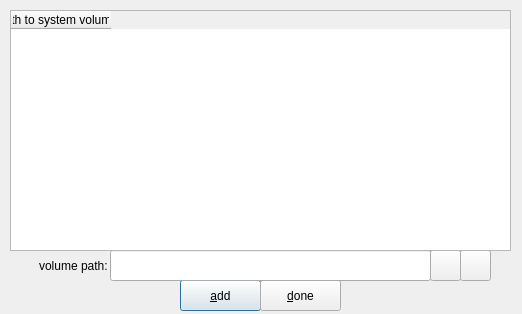
mhogomchungu/zuluCrypt, file zuluCrypt-gui/managesystemvolumes.ui: the form before one commit.
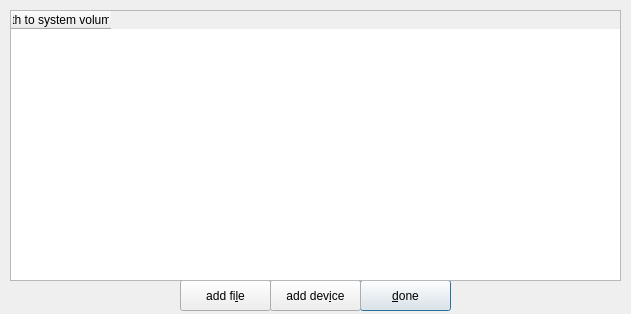
The form after the commit.

Diff of the .ui file:
```diff
--- a/zuluCrypt-gui/managesystemvolumes.ui
+++ b/zuluCrypt-gui/managesystemvolumes.ui
@@ -9,32 +9,19 @@
    <rect>
     <x>0</x>
     <y>0</y>
-    <width>522</width>
+    <width>631</width>
     <height>314</height>
    </rect>
   </property>
   <property name="windowTitle">
    <string>manage system volumes</string>
   </property>
-  <widget class="QPushButton" name="pbAdd">
-   <property name="geometry">
-    <rect>
-     <x>180</x>
-     <y>280</y>
-     <width>81</width>
-     <height>31</height>
-    </rect>
-   </property>
-   <property name="text">
-    <string>&amp;add</string>
-   </property>
-  </widget>
   <widget class="QPushButton" name="pbDone">
    <property name="geometry">
     <rect>
-     <x>260</x>
+     <x>360</x>
      <y>280</y>
-     <width>81</width>
+     <width>91</width>
      <height>31</height>
     </rect>
    </property>
@@ -42,56 +29,30 @@
     <string>&amp;done</string>
    </property>
   </widget>
-  <widget class="QLineEdit" name="volumePath">
-   <property name="geometry">
-    <rect>
-     <x>110</x>
-     <y>250</y>
-     <width>321</width>
-     <height>31</height>
-    </rect>
-   </property>
-  </widget>
   <widget class="QPushButton" name="pbFile">
    <property name="geometry">
     <rect>
-     <x>430</x>
-     <y>250</y>
-     <width>31</width>
+     <x>180</x>
+     <y>280</y>
+     <width>91</width>
      <height>31</height>
     </rect>
    </property>
    <property name="text">
-    <string/>
+    <string>add fi&amp;le</string>
    </property>
   </widget>
   <widget class="QPushButton" name="pbPartition">
    <property name="geometry">
     <rect>
-     <x>460</x>
-     <y>250</y>
-     <width>31</width>
+     <x>270</x>
+     <y>280</y>
+     <width>91</width>
      <height>31</height>
     </rect>
    </property>
    <property name="text">
-    <string/>
-   </property>
-  </widget>
-  <widget class="QLabel" name="label">
-   <property name="geometry">
-    <rect>
-     <x>0</x>
-     <y>250</y>
-     <width>111</width>
-     <height>31</height>
-    </rect>
-   </property>
-   <property name="text">
-    <string>volume path: </string>
-   </property>
-   <property name="alignment">
-    <set>Qt::AlignRight|Qt::AlignTrailing|Qt::AlignVCenter</set>
+    <string>add dev&amp;ice</string>
    </property>
   </widget>
   <widget class="QTableWidget" name="tableWidget">
@@ -99,8 +60,8 @@
     <rect>
      <x>10</x>
      <y>10</y>
-     <width>501</width>
-     <height>241</height>
+     <width>611</width>
+     <height>271</height>
     </rect>
    </property>
    <property name="editTriggers">
```
